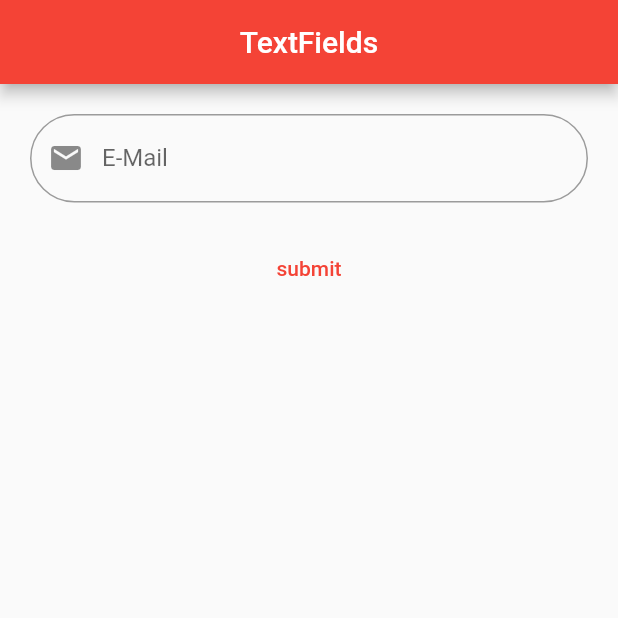
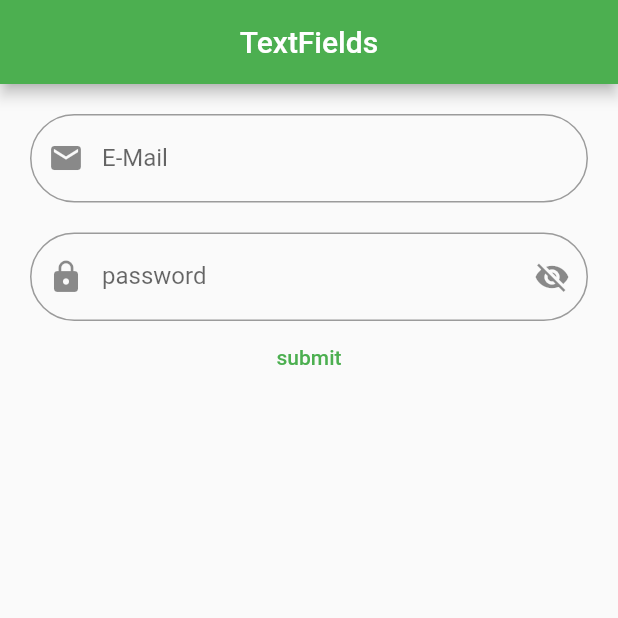
Before and after one commit to OussemaZaier/FlutterTextFields, a Flutter app: the screen it shows after launch, on a phone screen of 412 x 824 dp, the top half of it. Run offline on Flutter 3.47's test engine with Material 2 defaults, Android fonts, the phone set to English and light mode, and no system bars.

Commit message:
passwordField

```diff
--- a/lib/fields/email.dart
+++ b/lib/fields/email.dart
@@ -19,9 +19,7 @@ class _EmailState extends State<Email> {
 
   @override
   Widget build(BuildContext context) {
-    return Padding(
-      padding: const EdgeInsets.all(20.0),
-      child: TextFormField(
+    return TextFormField(
       validator: (value) {
         if (value == null || value.isEmpty) {
           return 'can\'t be empty';
@@ -48,7 +46,6 @@ class _EmailState extends State<Email> {
       ),
       keyboardType: TextInputType.emailAddress,
       textInputAction: TextInputAction.next,
-      ),
     );
   }
 }
--- a/lib/fields/fields.dart
+++ b/lib/fields/fields.dart
@@ -1 +1,2 @@
 export 'email.dart';
+export 'password.dart';
--- /dev/null
+++ b/lib/fields/password.dart
@@ -0,0 +1,43 @@
+import 'package:flutter/material.dart';
+
+class Password extends StatefulWidget {
+  const Password({Key? key}) : super(key: key);
+
+  @override
+  _PasswordState createState() => _PasswordState();
+}
+
+class _PasswordState extends State<Password> {
+  final passwordController = TextEditingController();
+  bool visible = false;
+  @override
+  Widget build(BuildContext context) {
+    return TextFormField(
+      controller: passwordController,
+      obscureText: !visible,
+      decoration: InputDecoration(
+        border: OutlineInputBorder(
+          borderRadius: BorderRadius.circular(30),
+        ),
+        hintText: '******',
+        labelText: 'password',
+        prefixIcon: Icon(Icons.lock),
+        suffixIcon: visible
+            ? IconButton(
+                onPressed: () {
+                  setState(() {
+                    visible = false;
+                  });
+                },
+                icon: Icon(Icons.visibility))
+            : IconButton(
+                onPressed: () {
+                  setState(() {
+                    visible = true;
+                  });
+                },
+                icon: Icon(Icons.visibility_off)),
+      ),
+    );
+  }
+}
--- a/lib/main.dart
+++ b/lib/main.dart
@@ -13,7 +13,7 @@ class MyApp extends StatelessWidget {
     return MaterialApp(
       title: 'Flutter Demo',
       theme: ThemeData(
-        primarySwatch: Colors.red,
+        primarySwatch: Colors.green,
       ),
       home: Scaffold(
         appBar: AppBar(
@@ -34,14 +34,25 @@ class MyHomePage extends StatelessWidget {
 
   @override
   Widget build(BuildContext context) {
-    return Column(
+    return Padding(
+      padding: const EdgeInsets.only(
+        left: 20,
+        top: 20,
+        right: 20,
+      ),
+      child: Column(
         children: [
           Email(),
+          SizedBox(
+            height: 20,
+          ),
+          Password(),
           TextButton(
             onPressed: () {},
             child: Text('submit'),
           ),
         ],
+      ),
     );
   }
 }
```
Lines whose indentation alone changed are shown as unchanged.
